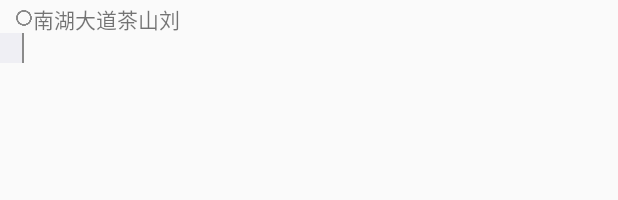
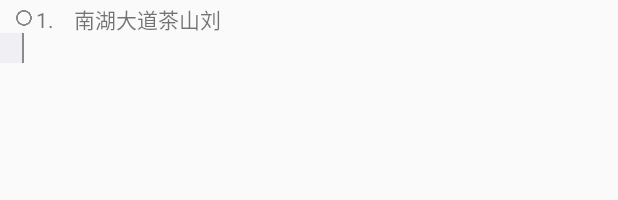
Before and after one commit to chengxinping/InfoCity, an Android app: the layout item_bus_line.xml on its own in the app's theme, with its tools: preview values and no code run, on a phone screen of 412 x 824 dp. Shown: the top 200 px of the screen. Run offline under Robolectric (Android 15) with nearby library versions, the phone set to English and light mode, and no system bars; network calls fail.

```diff
--- a/app/src/main/java/com/chengxinping/infocity/ui/adapter/BusLineAdapter.java
+++ b/app/src/main/java/com/chengxinping/infocity/ui/adapter/BusLineAdapter.java
@@ -33,6 +33,7 @@ public class BusLineAdapter extends RecyclerView.Adapter<BusLineAdapter.ViewHold
     @Override
     public void onBindViewHolder(ViewHolder holder, int position) {
         holder.mTvBusLine.setText(mData.get(position).toString());
+        holder.mTvBusNumber.setText(position + 1 + "");
         if (position == mData.size() - 1) {
             holder.mLlLine.setVisibility(View.INVISIBLE);
         }
@@ -46,11 +47,13 @@ public class BusLineAdapter extends RecyclerView.Adapter<BusLineAdapter.ViewHold
     class ViewHolder extends RecyclerView.ViewHolder {
         TextView mTvBusLine;
         LinearLayout mLlLine;
+        TextView mTvBusNumber;
 
         public ViewHolder(View itemView) {
             super(itemView);
             mTvBusLine = (TextView) itemView.findViewById(R.id.tv_bus_line);
             mLlLine = (LinearLayout) itemView.findViewById(R.id.ll_line);
+            mTvBusNumber = (TextView) itemView.findViewById(R.id.tv_bus_number);
         }
     }
 }
--- a/app/src/main/res/layout/item_bus_line.xml
+++ b/app/src/main/res/layout/item_bus_line.xml
@@ -28,6 +28,20 @@
     </RelativeLayout>
 
     <TextView
+        android:paddingLeft="2dp"
+        android:paddingTop="2dp"
+        android:id="@+id/tv_bus_number"
+        android:layout_width="wrap_content"
+        android:layout_height="wrap_content"
+        android:text="1"/>
+
+    <TextView
+        android:paddingTop="2dp"
+        android:layout_width="wrap_content"
+        android:layout_height="wrap_content"
+        android:text=".    "/>
+
+    <TextView
         android:paddingTop="2dp"
         android:id="@+id/tv_bus_line"
         android:layout_width="wrap_content"
--- a/app/src/main/res/values/colors.xml
+++ b/app/src/main/res/values/colors.xml
@@ -2,7 +2,7 @@
 <resources>
     <color name="colorPrimary">#2196f3</color>
     <color name="colorPrimaryDark">#303F9F</color>
-    <color name="colorAccent">#FF4081</color>
+    <color name="colorAccent">#2196f3</color>
     <color name="tab_select_text_color">#f18f2d</color>
     <color name="tab_bg_color">#ffffff</color>
     <color name="tab_indicator">#2196f3</color>
```
Also changed, not shown: app/src/main/java/com/chengxinping/infocity/ui/activity/MainActivity.java (+20 -1 lines), app/src/main/java/com/chengxinping/infocity/ui/fragment/BusFragment.java (+15 -1 lines), app/src/main/java/com/chengxinping/infocity/ui/fragment/NewsListFragment.java (+14 -1 lines), app/src/main/java/com/chengxinping/infocity/ui/fragment/ServiceFragment.java (+11 -1 lines), app/src/main/res/layout/app_bar_main.xml (+8 -0 lines), app/src/main/res/drawable-xxhdpi/change.png (added), app/src/main/res/drawable-xxhdpi/send2.png, app/src/main/res/drawable-xxhdpi/send_p.png, app/src/main/res/drawable-xxhdpi/up.png (added).
